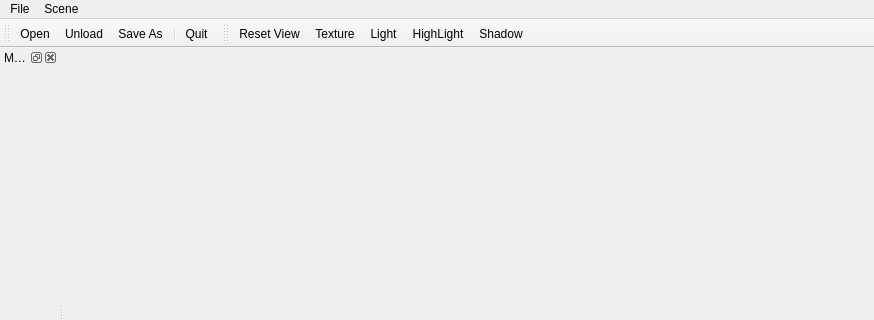
This is ui/MainWindow.ui in lemonrong/osg3DViewer as Qt 5 draws it before an edit; both pictures show x 0 to 874 and y 0 to 320 of the 874 by 600 pixel window. The edited form follows.
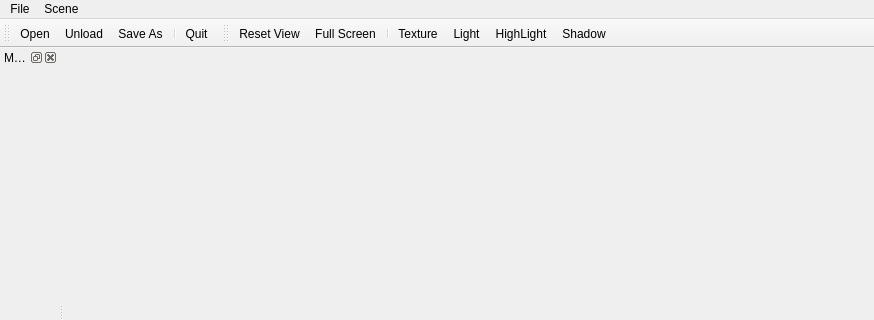
This is the edited form. Icons and pictures are not drawn.

Commit message: Add Full screen tool

Patch:
```diff
--- a/ui/MainWindow.ui
+++ b/ui/MainWindow.ui
@@ -108,6 +108,8 @@
     <bool>false</bool>
    </attribute>
    <addaction name="actionReset_View"/>
+   <addaction name="actionFull_Screen"/>
+   <addaction name="separator"/>
    <addaction name="actionTexture"/>
    <addaction name="actionLight"/>
    <addaction name="actionHighLight"/>
@@ -206,6 +208,18 @@
     <string>Shadow</string>
    </property>
   </action>
+  <action name="actionFull_Screen">
+   <property name="checkable">
+    <bool>true</bool>
+   </property>
+   <property name="icon">
+    <iconset resource="../res/osg3DViewer.qrc">
+     <normaloff>:/osg3DViewer/fullscreen.png</normaloff>:/osg3DViewer/fullscreen.png</iconset>
+   </property>
+   <property name="text">
+    <string>Full Screen</string>
+   </property>
+  </action>
  </widget>
  <resources>
   <include location="../res/osg3DViewer.qrc"/>
```
Left out of the diff: 2 changed lines with no effect on the pictures. The commit also changes 2 other files.
